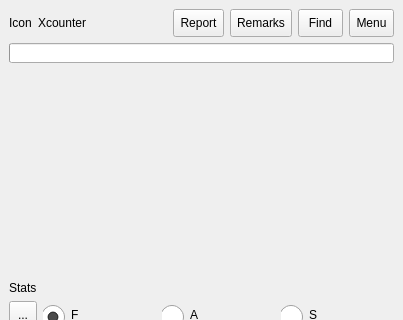
Old version of the form mainwindow.ui in the repository ic005k/Knot-Legacy; both pictures show x 0 to 403 and y 0 to 320 of the 403 by 670 pixel window.
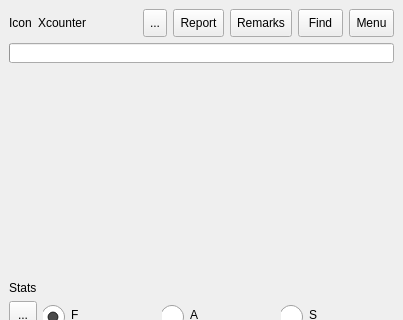
New version of the form. Icons and pictures are not drawn.

Diff of the .ui file:
```diff
--- a/mainwindow.ui
+++ b/mainwindow.ui
@@ -493,6 +493,29 @@
          </property>
         </spacer>
        </item>
+       <item>
+        <widget class="QToolButton" name="btnPause">
+         <property name="minimumSize">
+          <size>
+           <width>0</width>
+           <height>28</height>
+          </size>
+         </property>
+         <property name="text">
+          <string>...</string>
+         </property>
+         <property name="icon">
+          <iconset resource="src.qrc">
+           <normaloff>:/src/run.png</normaloff>:/src/run.png</iconset>
+         </property>
+         <property name="iconSize">
+          <size>
+           <width>25</width>
+           <height>25</height>
+          </size>
+         </property>
+        </widget>
+       </item>
        <item>
         <widget class="QToolButton" name="btnReport">
          <property name="minimumSize">
```
